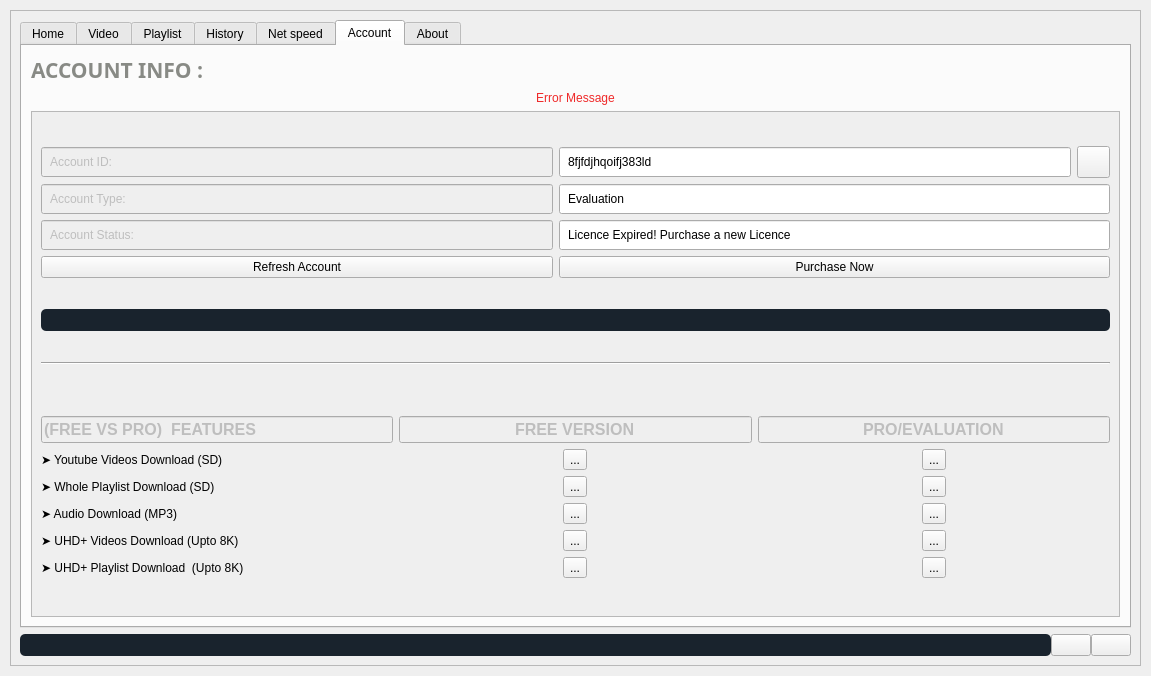
Above: src/ui_main_trial.ui from rishabh3354/YOUTUBE-DL-PRO before the change. Below: the same form after it.
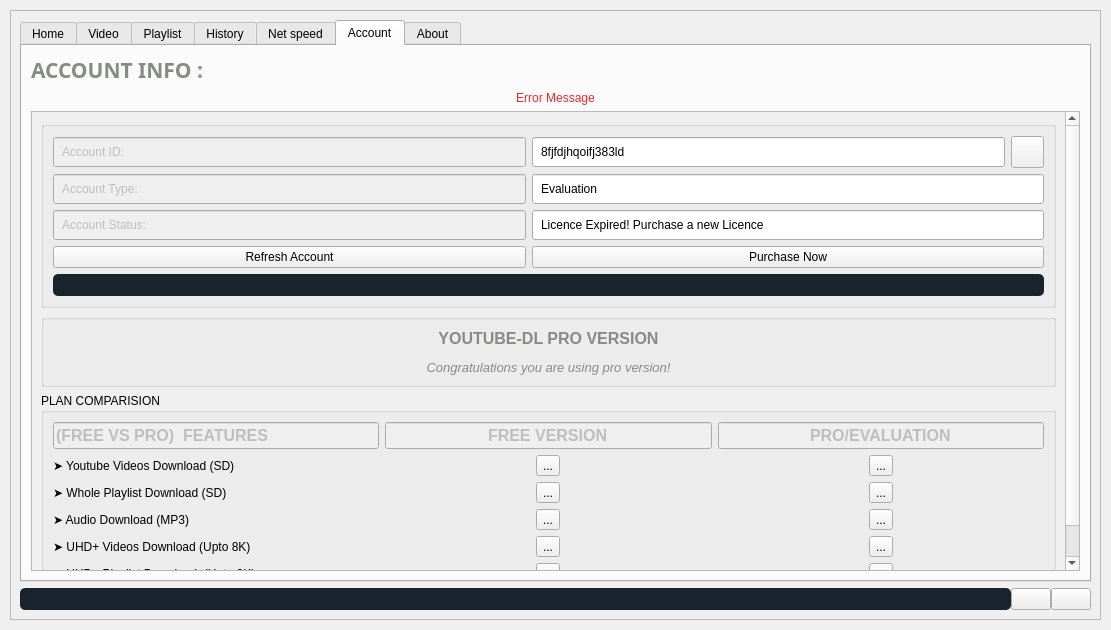
That is the form after the change. The open tabs and pages were chosen to show the change. Icons and pictures are not drawn.

What changed in the file:
```diff
--- a/src/ui_main_trial.ui
+++ b/src/ui_main_trial.ui
@@ -6,8 +6,8 @@
    <rect>
     <x>0</x>
     <y>0</y>
-    <width>1151</width>
-    <height>676</height>
+    <width>1111</width>
+    <height>630</height>
    </rect>
   </property>
   <property name="minimumSize">
@@ -2088,7 +2088,7 @@
 &lt;html&gt;&lt;head&gt;&lt;meta name=&quot;qrichtext&quot; content=&quot;1&quot; /&gt;&lt;style type=&quot;text/css&quot;&gt;
 p, li { white-space: pre-wrap; }
 &lt;/style&gt;&lt;/head&gt;&lt;body style=&quot; font-family:'Ubuntu'; font-size:11pt; font-weight:400; font-style:normal;&quot;&gt;
-&lt;p align=&quot;right&quot; style=&quot; margin-top:0px; margin-bottom:0px; margin-left:0px; margin-right:0px; -qt-block-indent:0; text-indent:0px;&quot;&gt;&lt;img src=&quot;:/myresource/resource/icons8-account-96.png&quot; width=&quot;45&quot;/&gt;&lt;/p&gt;&lt;/body&gt;&lt;/html&gt;</string>
+&lt;p align=&quot;right&quot; style=&quot; margin-top:0px; margin-bottom:0px; margin-left:0px; margin-right:0px; -qt-block-indent:0; text-indent:0px;&quot;&gt;&lt;img src=&quot;:/myresource/resource/icons8-account-96.png&quot; width=&quot;40&quot;/&gt;&lt;/p&gt;&lt;/body&gt;&lt;/html&gt;</string>
                   </property>
                  </widget>
                 </item>
@@ -2120,13 +2120,17 @@
                   <rect>
                    <x>0</x>
                    <y>0</y>
-                   <width>1087</width>
-                   <height>469</height>
+                   <width>1033</width>
+                   <height>678</height>
                   </rect>
                  </property>
-                 <layout class="QHBoxLayout" name="horizontalLayout_3">
+                 <layout class="QVBoxLayout" name="verticalLayout_11">
                   <item>
-                   <layout class="QVBoxLayout" name="verticalLayout_2">
+                   <widget class="QGroupBox" name="groupBox_3">
+                    <property name="title">
+                     <string/>
+                    </property>
+                    <layout class="QVBoxLayout" name="verticalLayout_16">
                     <item>
                      <layout class="QGridLayout" name="gridLayout_4">
                       <item row="0" column="2" colspan="2">
@@ -2419,29 +2423,39 @@
                       </property>
                      </widget>
                     </item>
-                    <item>
-                     <widget class="Line" name="line_2">
-                      <property name="orientation">
-                       <enum>Qt::Horizontal</enum>
-                      </property>
+                    </layout>
                      </widget>
                     </item>
                     <item>
-                     <spacer name="verticalSpacer_3">
-                      <property name="orientation">
-                       <enum>Qt::Vertical</enum>
-                      </property>
-                      <property name="sizeType">
-                       <enum>QSizePolicy::Fixed</enum>
-                      </property>
-                      <property name="sizeHint" stdset="0">
-                       <size>
-                        <width>20</width>
-                        <height>20</height>
-                       </size>
-                      </property>
-                     </spacer>
-                    </item>
+                   <widget class="QGroupBox" name="groupBox_2">
+                    <property name="title">
+                     <string/>
+                    </property>
+                    <layout class="QVBoxLayout" name="verticalLayout_15">
+                     <item>
+                      <widget class="QLabel" name="label_27">
+                       <property name="sizePolicy">
+                        <sizepolicy hsizetype="Preferred" vsizetype="Expanding">
+                         <horstretch>0</horstretch>
+                         <verstretch>0</verstretch>
+                        </sizepolicy>
+                       </property>
+                       <property name="text">
+                        <string>&lt;html&gt;&lt;head/&gt;&lt;body&gt;&lt;p align=&quot;center&quot;&gt;&lt;img src=&quot;:/myresource/resource/icons8-youtube-play-button-500.png&quot; width=&quot;70&quot;/&gt;&lt;/p&gt;&lt;p align=&quot;center&quot;&gt;&lt;span style=&quot; font-size:12pt; font-weight:600; color:#888a85;&quot;&gt;YOUTUBE-DL PRO VERSION&lt;/span&gt;&lt;/p&gt;&lt;p align=&quot;center&quot;&gt;&lt;span style=&quot; font-size:10pt; font-style:italic; color:#888a85;&quot;&gt;Congratulations you are using pro version!&lt;/span&gt;&lt;/p&gt;&lt;/body&gt;&lt;/html&gt;</string>
+                       </property>
+                      </widget>
+                     </item>
+                    </layout>
+                   </widget>
+                  </item>
+                  <item>
+                   <layout class="QVBoxLayout" name="verticalLayout_2">
+                    <item>
+                     <widget class="QGroupBox" name="groupBox">
+                      <property name="title">
+                       <string>PLAN COMPARISION</string>
+                      </property>
+                      <layout class="QVBoxLayout" name="verticalLayout_9">
                     <item>
                      <layout class="QGridLayout" name="gridLayout_6">
                       <item row="6" column="1">
@@ -2758,6 +2772,9 @@
                      </layout>
                     </item>
                    </layout>
+                     </widget>
+                    </item>
+                   </layout>
                   </item>
                  </layout>
                 </widget>
```
Left out of the diff: 120 changed lines with no effect on the pictures. Lines whose indentation alone changed are shown as unchanged.
